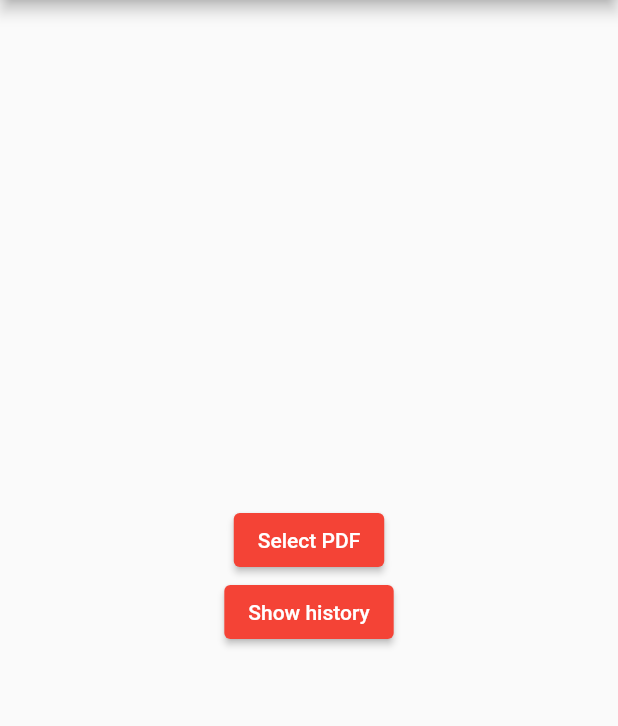
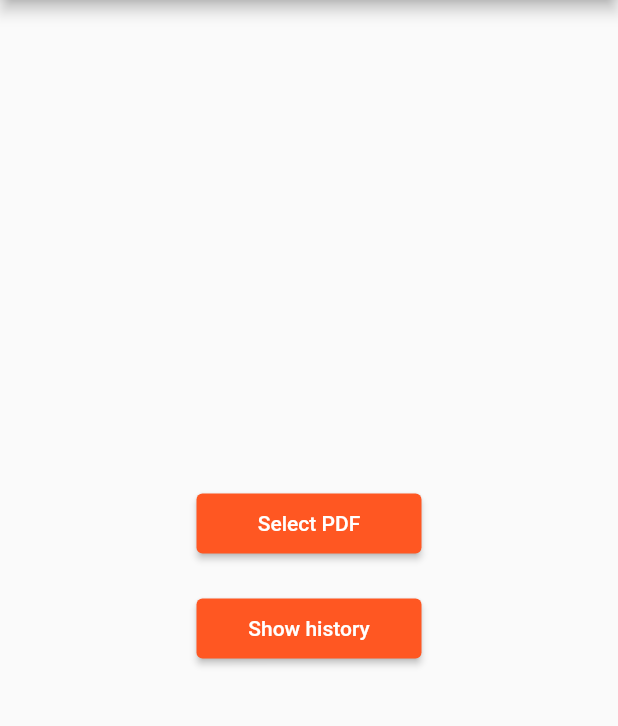
Before and after one commit to AsifAnam180228/PdfMonitor, a Flutter app: the screen it shows after launch, on a phone screen of 412 x 824 dp, the part 84-810 px from its top. Run offline on Flutter 3.47's test engine with Material 2 defaults, Android fonts, the phone set to English and light mode, and no system bars; our stand-ins replace file_picker, sqflite; missing offline and left inert: flutter_full_pdf_viewer; accounts and stored records are empty.

Commit message:
first commit

```diff
--- a/lib/main.dart
+++ b/lib/main.dart
@@ -18,7 +18,7 @@ class MyApp extends StatelessWidget {
     return MaterialApp(
       title: 'Flutter Demo',
       theme: ThemeData(
-        primarySwatch: Colors.red,
+        primarySwatch: Colors.deepOrange,
       ),
       home: MyHomePage(title: 'PDF Reader'),
     );
@@ -37,7 +37,6 @@ class _MyHomePageState extends State<MyHomePage> {
   File file;
   final dbHelper = DatabaseHelper.instance;
 
-  // File Picker
 
   Future<File> selectFile() async {
     FilePickerResult result = await FilePicker.platform.pickFiles(
@@ -97,7 +96,35 @@ class _MyHomePageState extends State<MyHomePage> {
         child: Column(
           mainAxisAlignment: MainAxisAlignment.center,
           children: <Widget>[
-            ElevatedButton(
+            // SizedBox(
+            //   height: 40,
+            //   width: 150,
+            //   child: ElevatedButton(
+            //     // style: ElevatedButton.styleFrom(
+            //     //   padding: EdgeInsets.all(20)
+            //     // ),
+            //     onPressed: _delete,
+            //     // color: Colors.red,
+            //     child: Text(
+            //       "delete",
+            //
+            //     ),
+            //     // textColor: Colors.white,
+            //   ),
+            // ),
+            // const SizedBox(height: 30,),
+
+            SizedBox(
+              height: 40,
+              width: 150,
+              child: ElevatedButton(
+                  // style: ElevatedButton.styleFrom(
+                  //   side: ,
+                  //   shape: RoundedRectangleBorder(
+                  //     borderRadius: BorderRadius.circular(30)
+                  //   ),
+                  //     padding: EdgeInsets.all(20)
+                  // ),
                   child: Text('Select PDF'),
                   onPressed: () async {
                     file = await selectFile();
@@ -113,17 +140,16 @@ class _MyHomePageState extends State<MyHomePage> {
                       );
                     } else {}
                   }),
-            // ElevatedButton(
-            //   onPressed: () async {
-            //     // int i =
-            //     //     await DatabaseHelper.instance.insert({
-            //     //       'columnName': 'Ishmam'
-            //     //     });
-            //     // print(i);
-            //   },
-            //   child: Text('Add Data'),
+            ),
+            const SizedBox(height: 30,),
+            SizedBox(
+              height: 40,
+              width: 150,
+              child: ElevatedButton(
+                // style: ElevatedButton.styleFrom(
+                //   elevation: 3,
+                //     padding: EdgeInsets.all(20)
                 // ),
-            ElevatedButton(
                 onPressed: () async {
                   var historyList = await _query();
                   Navigator.push(
@@ -137,6 +163,7 @@ class _MyHomePageState extends State<MyHomePage> {
                 },
                 child: Text('Show history'),
               ),
+            ),
           ],
         ),
       ),
--- a/lib/pdfView.dart
+++ b/lib/pdfView.dart
@@ -2,6 +2,7 @@ import 'dart:async';
 import 'package:flutter/material.dart';
 import 'package:flutter_full_pdf_viewer/full_pdf_viewer_scaffold.dart';
 import 'database_helper.dart';
+
 
 class FullPdfViewerScreen extends StatefulWidget {
   final String pdfPath;
@@ -47,6 +48,7 @@ class _FullPdfViewerScreenState extends State<FullPdfViewerScreen> {
       (Timer timer) {
         setState(() {
           _start++;
+
         });
       },
     );
```
Also changed, not shown: lib/database_helper.dart (+5 -17 lines), lib/history.dart (+25 -3 lines), pubspec.lock. Lines whose indentation alone changed are shown as unchanged.
